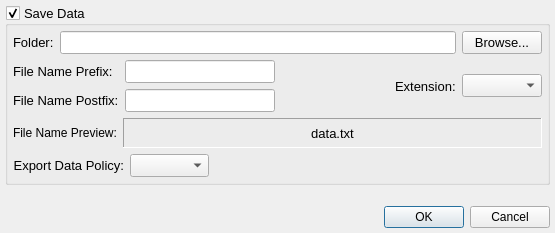
Before: the Qt Designer form LoggingTool_Manager/Dialogs/export_settings_dialog.ui in Osechkin/LoggingTool_Manager3, drawn with Qt 5.
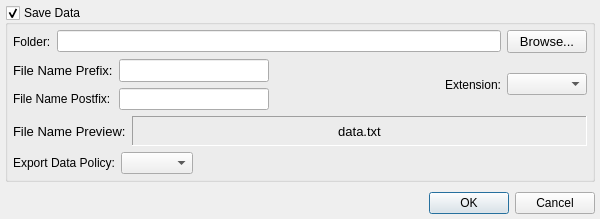
After: the same form once the commit is applied.

What changed in the file:
```diff
--- a/LoggingTool_Manager/Dialogs/export_settings_dialog.ui
+++ b/LoggingTool_Manager/Dialogs/export_settings_dialog.ui
@@ -6,8 +6,8 @@
    <rect>
     <x>0</x>
     <y>0</y>
-    <width>555</width>
-    <height>233</height>
+    <width>600</width>
+    <height>219</height>
    </rect>
   </property>
   <property name="windowTitle">
@@ -26,11 +26,11 @@
    <property name="bottomMargin">
     <number>5</number>
    </property>
-   <item row="0" column="0">
+   <item row="0" column="0" colspan="2">
     <widget class="QGroupBox" name="gbxSaveData">
      <property name="font">
       <font>
-       <pointsize>10</pointsize>
+       <pointsize>9</pointsize>
       </font>
      </property>
      <property name="title">
@@ -172,7 +172,7 @@
          <widget class="QLabel" name="label_5">
           <property name="font">
            <font>
-            <pointsize>9</pointsize>
+            <pointsize>10</pointsize>
            </font>
           </property>
           <property name="text">
@@ -268,7 +268,7 @@
      </property>
     </spacer>
    </item>
-   <item row="2" column="0">
+   <item row="2" column="1">
     <widget class="QDialogButtonBox" name="buttonBox">
      <property name="orientation">
       <enum>Qt::Horizontal</enum>
```
